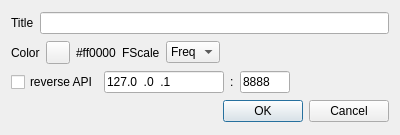
First picture: the form in sdrgui/gui/basicchannelsettingsdialog.ui, repository f4exb/sdrangel, before the edit.
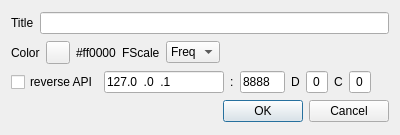
Second picture: the form after the edit.

Commit message: Reverse API: AM demod changes (1)

What changed in the file:
```diff
--- a/sdrgui/gui/basicchannelsettingsdialog.ui
+++ b/sdrgui/gui/basicchannelsettingsdialog.ui
@@ -152,9 +152,15 @@
      </item>
      <item>
       <widget class="QLineEdit" name="reverseAPIPort">
+       <property name="minimumSize">
+        <size>
+         <width>45</width>
+         <height>0</height>
+        </size>
+       </property>
        <property name="maximumSize">
         <size>
-         <width>50</width>
+         <width>45</width>
          <height>16777215</height>
         </size>
        </property>
@@ -169,6 +175,76 @@
        </property>
       </widget>
      </item>
+     <item>
+      <widget class="QLabel" name="reverseAPIDeviceLabel">
+       <property name="text">
+        <string>D</string>
+       </property>
+      </widget>
+     </item>
+     <item>
+      <widget class="QLineEdit" name="reverseAPIDeviceIndex">
+       <property name="minimumSize">
+        <size>
+         <width>22</width>
+         <height>0</height>
+        </size>
+       </property>
+       <property name="maximumSize">
+        <size>
+         <width>22</width>
+         <height>16777215</height>
+        </size>
+       </property>
+       <property name="toolTip">
+        <string>Reverse API destination device index</string>
+       </property>
+       <property name="inputMask">
+        <string>00</string>
+       </property>
+       <property name="text">
+        <string>0</string>
+       </property>
+       <property name="alignment">
+        <set>Qt::AlignRight|Qt::AlignTrailing|Qt::AlignVCenter</set>
+       </property>
+      </widget>
+     </item>
+     <item>
+      <widget class="QLabel" name="reverseAPIChannelLabel">
+       <property name="text">
+        <string>C</string>
+       </property>
+      </widget>
+     </item>
+     <item>
+      <widget class="QLineEdit" name="reverseAPIChannelIndex">
+       <property name="minimumSize">
+        <size>
+         <width>22</width>
+         <height>0</height>
+        </size>
+       </property>
+       <property name="maximumSize">
+        <size>
+         <width>22</width>
+         <height>16777215</height>
+        </size>
+       </property>
+       <property name="toolTip">
+        <string>Reverse API destination channel index</string>
+       </property>
+       <property name="inputMask">
+        <string>00</string>
+       </property>
+       <property name="text">
+        <string>0</string>
+       </property>
+       <property name="alignment">
+        <set>Qt::AlignRight|Qt::AlignTrailing|Qt::AlignVCenter</set>
+       </property>
+      </widget>
+     </item>
      <item>
       <spacer name="horizontalSpacer_2">
        <property name="orientation">
```
The commit also changes 7 other files.
